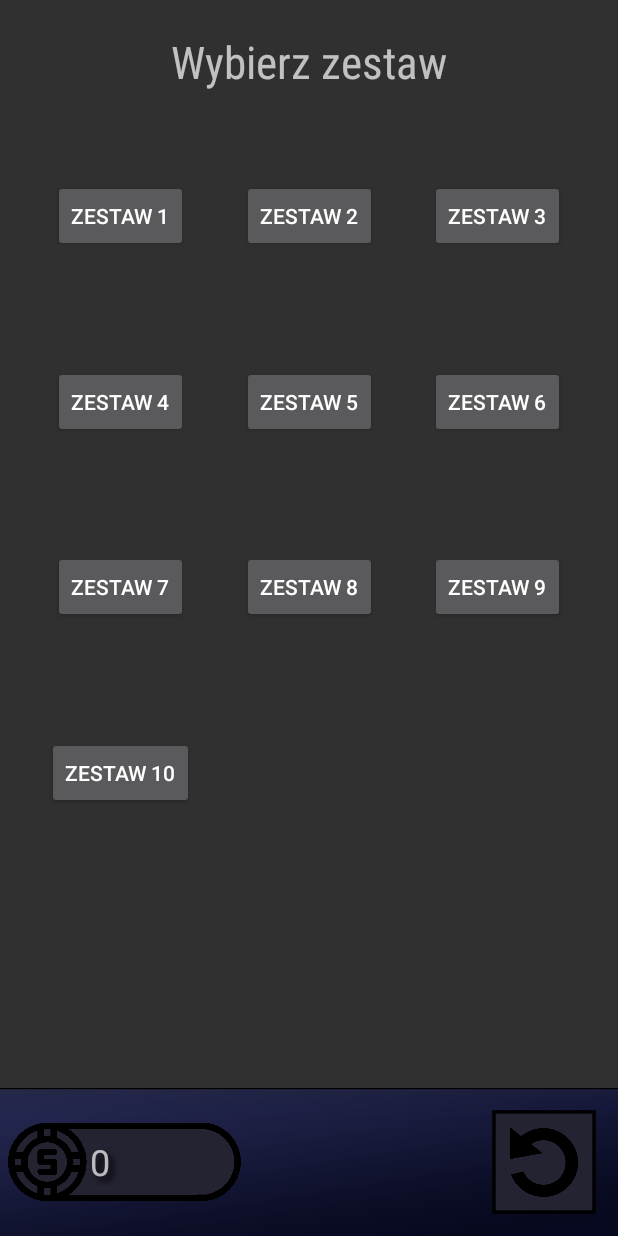
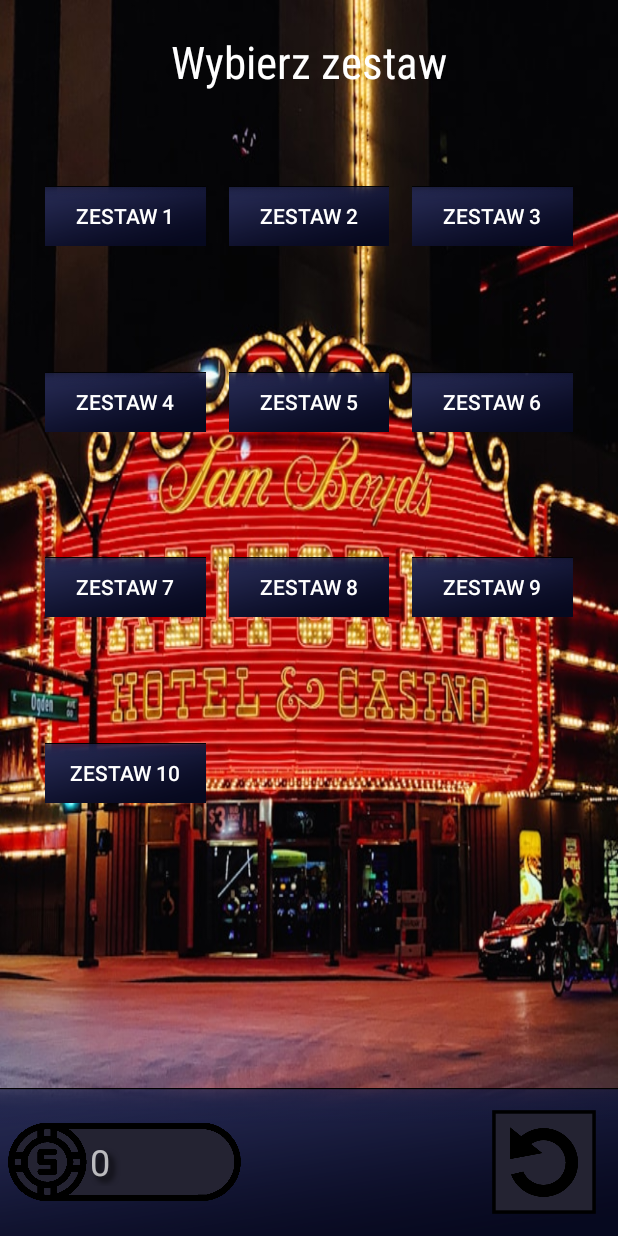
Before and after one commit to Posiuu/pisane, an Android app: the ChooseCardSetActivity screen opened directly, with no data from a screen before it, on a phone screen of 412 x 824 dp. Run offline under Robolectric (Android 15) with nearby library versions, the light colour scheme and no system bars; libraries missing offline, so code that uses them is left out: com.vishnusivadas.advanced_httpurlconnection; 1 statement that could not run was skipped.

Commit message:
choose card set UI changes

```diff
--- a/app/src/main/res/layout/activity_choose_card_set.xml
+++ b/app/src/main/res/layout/activity_choose_card_set.xml
@@ -63,12 +63,26 @@
         android:orientation="vertical"
         app:layout_constraintGuide_percent="0.39" />
 
+    <ImageView
+        android:id="@+id/chooseCardSetBg"
+        android:layout_width="0dp"
+        android:layout_height="0dp"
+        android:scaleType="fitXY"
+        app:layout_constraintBottom_toBottomOf="parent"
+        app:layout_constraintEnd_toEndOf="parent"
+        app:layout_constraintHorizontal_bias="0.0"
+        app:layout_constraintStart_toStartOf="parent"
+        app:layout_constraintTop_toTopOf="parent"
+        app:layout_constraintVertical_bias="0.0"
+        app:srcCompat="@drawable/choose_card_set_bg" />
+
     <TextView
         android:id="@+id/ccTitle"
         android:layout_width="wrap_content"
         android:layout_height="wrap_content"
         android:fontFamily="sans-serif-condensed"
         android:text="Wybierz zestaw"
+        android:textColor="@color/white"
         android:textSize="30sp"
         app:layout_constraintBottom_toTopOf="@+id/ccTop10Guideline"
         app:layout_constraintEnd_toEndOf="parent"
@@ -77,9 +91,12 @@
 
     <Button
         android:id="@+id/ccSet1Button"
-        android:layout_width="wrap_content"
-        android:layout_height="wrap_content"
+        android:layout_width="0dp"
+        android:layout_height="40dp"
+        android:layout_marginStart="30dp"
+        android:layout_marginEnd="15dp"
         android:text="Zestaw 1"
+        android:background="@drawable/bottom_panel_background"
         app:layout_constraintBottom_toTopOf="@+id/ccTop25Guideline"
         app:layout_constraintEnd_toStartOf="@+id/ccSet2Button"
         app:layout_constraintStart_toStartOf="parent"
@@ -87,9 +104,11 @@
 
     <Button
         android:id="@+id/ccSet2Button"
-        android:layout_width="wrap_content"
-        android:layout_height="wrap_content"
+        android:layout_width="0dp"
+        android:layout_height="40dp"
+        android:layout_marginVertical="15dp"
         android:text="Zestaw 2"
+        android:background="@drawable/bottom_panel_background"
         app:layout_constraintBottom_toTopOf="@+id/ccTop25Guideline"
         app:layout_constraintEnd_toStartOf="@+id/ccSet3Button"
         app:layout_constraintStart_toEndOf="@+id/ccSet1Button"
@@ -97,9 +116,12 @@
 
     <Button
         android:id="@+id/ccSet3Button"
-        android:layout_width="wrap_content"
-        android:layout_height="wrap_content"
+        android:layout_width="0dp"
+        android:layout_height="40dp"
+        android:layout_marginStart="15dp"
+        android:layout_marginEnd="30dp"
         android:text="Zestaw 3"
+        android:background="@drawable/bottom_panel_background"
         app:layout_constraintBottom_toTopOf="@+id/ccTop25Guideline"
         app:layout_constraintEnd_toEndOf="parent"
         app:layout_constraintStart_toEndOf="@+id/ccSet2Button"
@@ -107,69 +129,86 @@
 
     <Button
         android:id="@+id/ccSet4Button"
-        android:layout_width="wrap_content"
-        android:layout_height="wrap_content"
+        android:layout_width="0dp"
+        android:layout_height="40dp"
+        android:layout_marginStart="30dp"
+        android:layout_marginEnd="15dp"
         android:text="Zestaw 4"
+        android:background="@drawable/bottom_panel_background"
         app:layout_constraintBottom_toTopOf="@+id/ccTop40Guideline"
-        app:layout_constraintEnd_toStartOf="@+id/ccSet2Button"
+        app:layout_constraintEnd_toStartOf="@+id/ccSet5Button"
         app:layout_constraintStart_toStartOf="parent"
         app:layout_constraintTop_toTopOf="@+id/ccTop25Guideline" />
 
     <Button
         android:id="@+id/ccSet5Button"
-        android:layout_width="wrap_content"
-        android:layout_height="wrap_content"
+        android:layout_width="0dp"
+        android:layout_height="40dp"
+        android:layout_marginVertical="15dp"
         android:text="Zestaw 5"
+        android:background="@drawable/bottom_panel_background"
         app:layout_constraintBottom_toTopOf="@+id/ccTop40Guideline"
-        app:layout_constraintEnd_toStartOf="@+id/ccSet3Button"
-        app:layout_constraintStart_toEndOf="@+id/ccSet1Button"
+        app:layout_constraintEnd_toStartOf="@+id/ccSet6Button"
+        app:layout_constraintStart_toEndOf="@+id/ccSet4Button"
         app:layout_constraintTop_toTopOf="@+id/ccTop25Guideline" />
 
     <Button
         android:id="@+id/ccSet6Button"
-        android:layout_width="wrap_content"
-        android:layout_height="wrap_content"
+        android:layout_width="0dp"
+        android:layout_height="40dp"
+        android:layout_marginStart="15dp"
+        android:layout_marginEnd="30dp"
         android:text="Zestaw 6"
+        android:background="@drawable/bottom_panel_background"
         app:layout_constraintBottom_toTopOf="@+id/ccTop40Guideline"
         app:layout_constraintEnd_toEndOf="parent"
-        app:layout_constraintStart_toEndOf="@+id/ccSet2Button"
+        app:layout_constraintStart_toEndOf="@+id/ccSet5Button"
         app:layout_constraintTop_toTopOf="@+id/ccTop25Guideline" />
 
     <Button
         android:id="@+id/ccSet7Button"
-        android:layout_width="wrap_content"
-        android:layout_height="wrap_content"
+        android:layout_width="0dp"
+        android:layout_height="40dp"
+        android:layout_marginStart="30dp"
+        android:layout_marginEnd="15dp"
         android:text="Zestaw 7"
+        android:background="@drawable/bottom_panel_background"
         app:layout_constraintBottom_toTopOf="@+id/ccTop55Guideline"
-        app:layout_constraintEnd_toStartOf="@+id/ccSet2Button"
+        app:layout_constraintEnd_toStartOf="@+id/ccSet8Button"
         app:layout_constraintStart_toStartOf="parent"
         app:layout_constraintTop_toTopOf="@+id/ccTop40Guideline" />
 
     <Button
         android:id="@+id/ccSet8Button"
-        android:layout_width="wrap_content"
-        android:layout_height="wrap_content"
+        android:layout_width="0dp"
+        android:layout_height="40dp"
+        android:layout_marginVertical="15dp"
         android:text="Zestaw 8"
+        android:background="@drawable/bottom_panel_background"
         app:layout_constraintBottom_toTopOf="@+id/ccTop55Guideline"
-        app:layout_constraintEnd_toStartOf="@+id/ccSet3Button"
-        app:layout_constraintStart_toEndOf="@+id/ccSet1Button"
+        app:layout_constraintEnd_toStartOf="@+id/ccSet9Button"
+        app:layout_constraintStart_toEndOf="@+id/ccSet7Button"
         app:layout_constraintTop_toTopOf="@+id/ccTop40Guideline" />
 
     <Button
         android:id="@+id/ccSet9Button"
-        android:layout_width="wrap_content"
-        android:layout_height="wrap_content"
+        android:layout_width="0dp"
+        android:layout_height="40dp"
+        android:layout_marginStart="15dp"
+        android:layout_marginEnd="30dp"
         android:text="Zestaw 9"
+        android:background="@drawable/bottom_panel_background"
         app:layout_constraintBottom_toTopOf="@+id/ccTop55Guideline"
         app:layout_constraintEnd_toEndOf="parent"
-        app:layout_constraintStart_toEndOf="@+id/ccSet2Button"
+        app:layout_constraintStart_toEndOf="@+id/ccSet8Button"
         app:layout_constraintTop_toTopOf="@+id/ccTop40Guideline" />
 
     <Button
         android:id="@+id/ccSet10Button"
-        android:layout_width="wrap_content"
-        android:layout_height="wrap_content"
+        android:layout_width="0dp"
+        android:layout_height="40dp"
         android:text="Zestaw 10"
+        android:background="@drawable/bottom_panel_background"
         app:layout_constraintBottom_toTopOf="@+id/ccTop70Guideline"
         app:layout_constraintEnd_toEndOf="@+id/ccSet7Button"
         app:layout_constraintStart_toStartOf="@+id/ccSet7Button"
```
Also changed, not shown: app/src/main/res/drawable/choose_card_set_bg.jpg (added), app/src/main/res/drawable/choose_highscores_bg.jpg.
